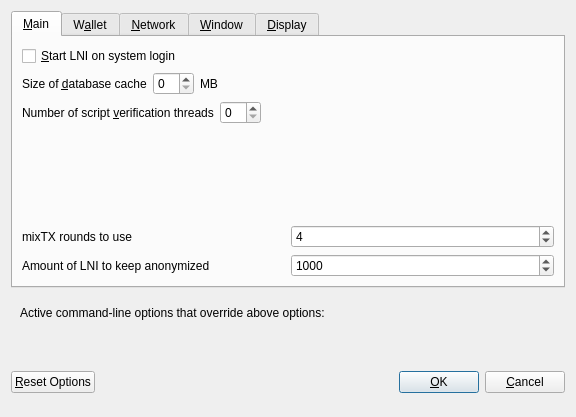
Old version of the form src/qt/forms/optionsdialog.ui in the repository Project-Loonie/Looniecoin.
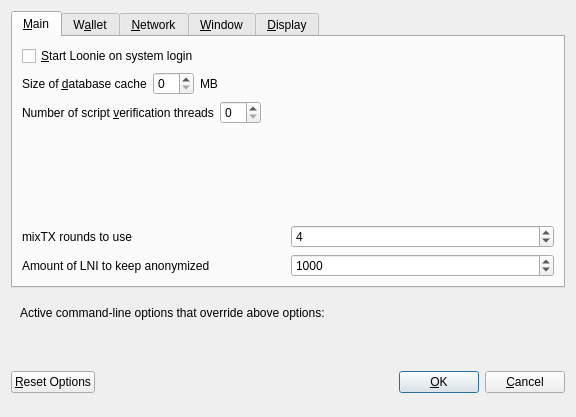
New version of the form. Custom widgets are drawn as their Qt base class.

The edit to the form file:
```diff
--- a/src/qt/forms/optionsdialog.ui
+++ b/src/qt/forms/optionsdialog.ui
@@ -33,7 +33,7 @@
           <string>Automatically start LNI after logging in to the system.</string>
          </property>
          <property name="text">
-          <string>&amp;Start LNI on system login</string>
+          <string>&amp;Start Loonie on system login</string>
          </property>
         </widget>
        </item>
```
Left out of the diff: 6 changed lines with no effect on the pictures.
